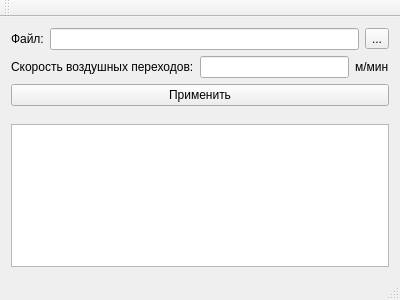
Qt form app/DM-AirTransition-Converter/gui/mainwindow.ui (ApplicationsForge/DM-AirTransition-Converter) before a commit.
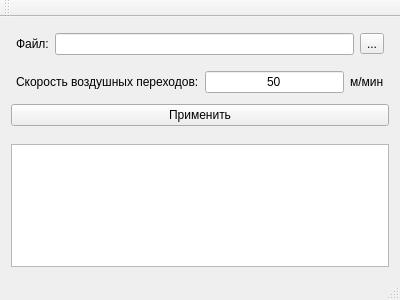
The same form after that commit.

Patch:
```diff
--- a/app/DM-AirTransition-Converter/gui/mainwindow.ui
+++ b/app/DM-AirTransition-Converter/gui/mainwindow.ui
@@ -46,16 +46,16 @@
          </property>
          <layout class="QHBoxLayout" name="horizontalLayout_2">
           <property name="leftMargin">
-           <number>0</number>
+           <number>5</number>
           </property>
           <property name="topMargin">
-           <number>0</number>
+           <number>5</number>
           </property>
           <property name="rightMargin">
-           <number>0</number>
+           <number>5</number>
           </property>
           <property name="bottomMargin">
-           <number>0</number>
+           <number>5</number>
           </property>
           <item>
            <widget class="QLabel" name="fileLabel">
@@ -91,16 +91,16 @@
          </property>
          <layout class="QGridLayout" name="gridLayout_3">
           <property name="leftMargin">
-           <number>0</number>
+           <number>5</number>
           </property>
           <property name="topMargin">
-           <number>0</number>
+           <number>5</number>
           </property>
           <property name="rightMargin">
-           <number>0</number>
+           <number>5</number>
           </property>
           <property name="bottomMargin">
-           <number>0</number>
+           <number>5</number>
           </property>
           <item row="0" column="0">
            <widget class="QLabel" name="transitionVelocityLabel">
@@ -117,7 +117,14 @@
            </widget>
           </item>
           <item row="0" column="1">
-           <widget class="QLineEdit" name="transitionVelocityLineEdit"/>
+           <widget class="QLineEdit" name="transitionVelocityLineEdit">
+            <property name="text">
+             <string>50</string>
+            </property>
+            <property name="alignment">
+             <set>Qt::AlignCenter</set>
+            </property>
+           </widget>
           </item>
          </layout>
         </widget>
```
